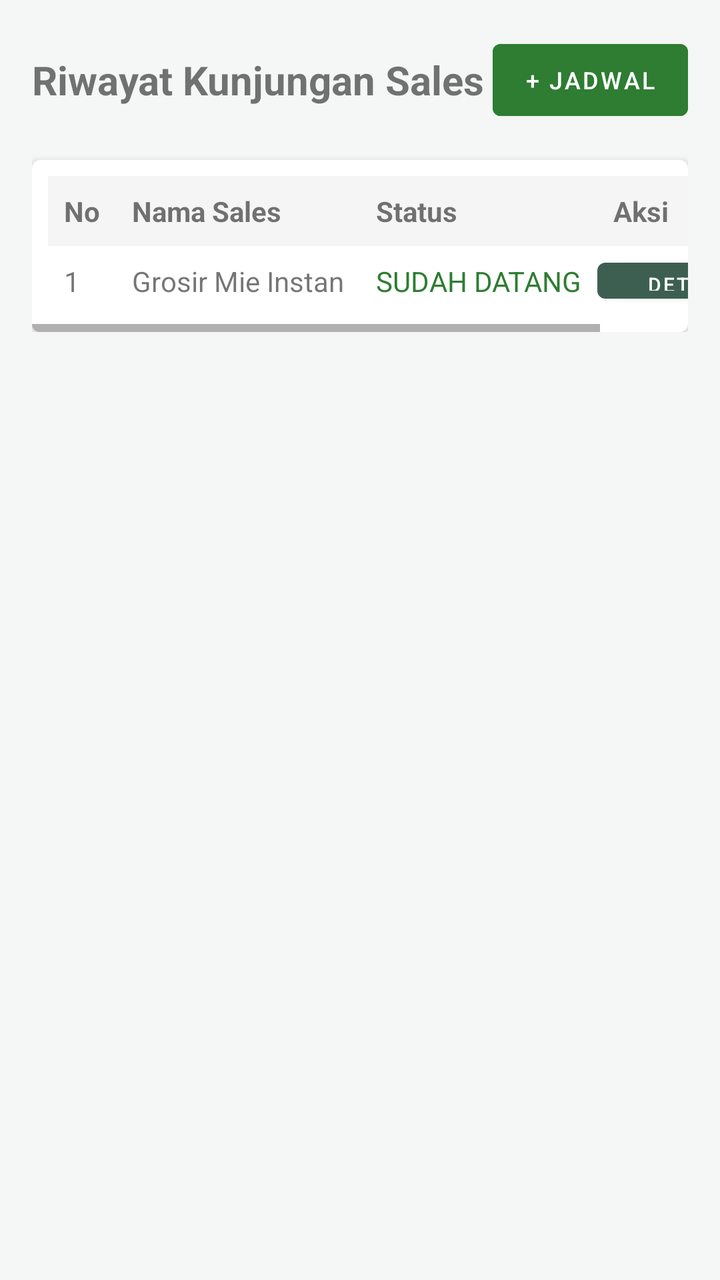
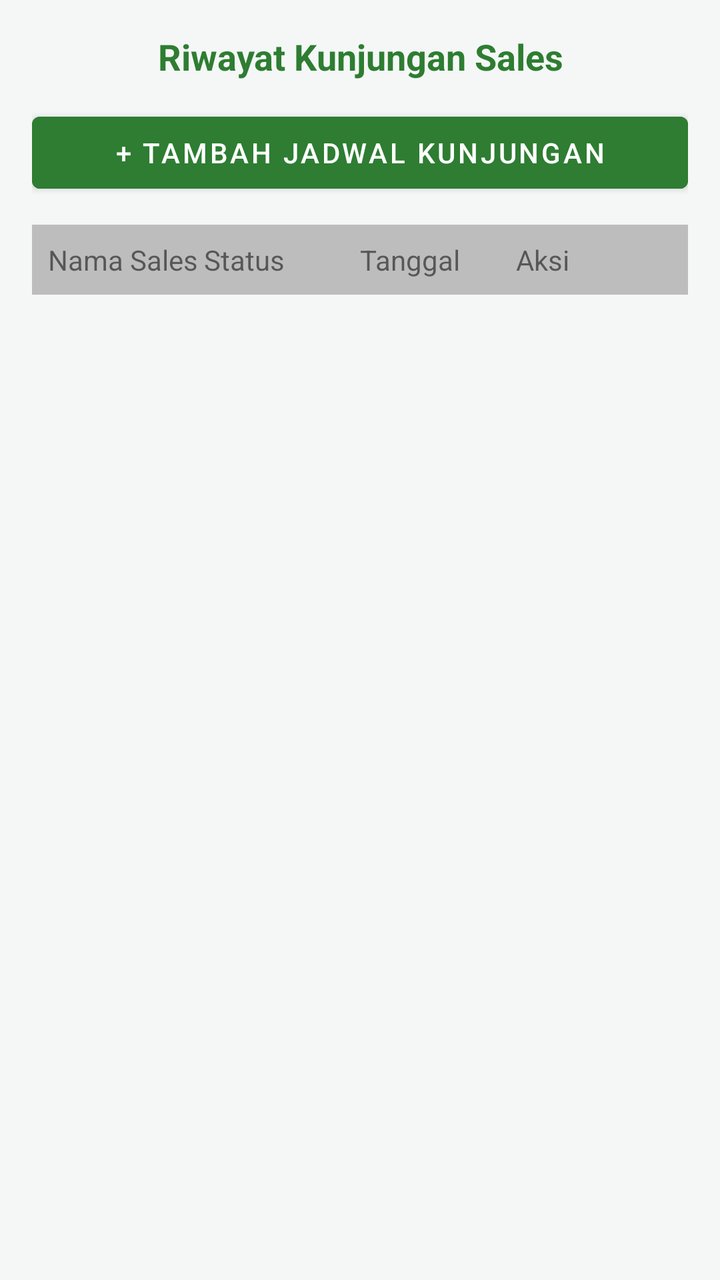

Two renders of the same Android screen: before a commit and after it. Below are the layout's source before the change and the commit's diff.
<!-- AndroidManifest.xml: application theme Theme.SIPTA -->
<!-- res/layout/activity_fragment_riwayat_sales_owner.xml -->
<ScrollView xmlns:android="http://schemas.android.com/apk/res/android"
    xmlns:app="http://schemas.android.com/apk/res-auto"
    android:layout_width="match_parent"
    android:layout_height="match_parent"
    android:background="#F4F7F6">

    <LinearLayout
        android:id="@+id/containerRiwayat"
        android:orientation="vertical"
        android:padding="16dp"
        android:layout_width="match_parent"
        android:layout_height="wrap_content">

        <RelativeLayout
            android:layout_width="match_parent"
            android:layout_height="wrap_content"
            android:layout_marginBottom="16dp">

            <TextView
                android:layout_width="wrap_content"
                android:layout_height="wrap_content"
                android:text="Riwayat Kunjungan Sales"
                android:textSize="20sp"
                android:textStyle="bold"
                android:layout_alignParentStart="true"
                android:layout_centerVertical="true"/>

            <Button
                android:id="@+id/btnTambahJadwal"
                android:layout_width="wrap_content"
                android:layout_height="wrap_content"
                android:text="+ Jadwal"
                android:textSize="12sp"
                android:backgroundTint="#2E7D32"
                android:layout_alignParentEnd="true"/>
        </RelativeLayout>

        <androidx.cardview.widget.CardView
            android:layout_width="match_parent"
            android:layout_height="wrap_content"
            app:cardCornerRadius="4dp">

            <HorizontalScrollView
                android:layout_width="match_parent"
                android:layout_height="wrap_content">

                <TableLayout
                    android:layout_width="wrap_content"
                    android:layout_height="wrap_content"
                    android:padding="8dp">
                    <TableRow android:background="#F5F5F5">
                        <TextView android:text="No" android:padding="8dp" android:textStyle="bold"/>
                        <TextView android:text="Nama Sales" android:padding="8dp" android:textStyle="bold"/>
                        <TextView android:text="Status" android:padding="8dp" android:textStyle="bold"/>
                        <TextView android:text="Aksi" android:padding="8dp" android:textStyle="bold"/>
                    </TableRow>
                    <TableRow>
                        <TextView android:text="1" android:padding="8dp"/>
                        <TextView android:text="Grosir Mie Instan" android:padding="8dp"/>
                        <TextView android:text="SUDAH DATANG" android:textColor="#2E7D32" android:padding="8dp"/>
                        <Button android:layout_width="wrap_content" android:layout_height="30dp" android:text="Detail" android:textSize="10sp"/>
                    </TableRow>
                </TableLayout>
            </HorizontalScrollView>
        </androidx.cardview.widget.CardView>

    </LinearLayout>
</ScrollView>
<!-- resources referenced by this layout -->
<resources>
  <style name="Theme.SIPTA" parent="Theme.MaterialComponents.DayNight.DarkActionBar">
          <item name="colorPrimary">@color/sipta_green_dark</item>
  
          <item name="colorPrimaryVariant">@color/sipta_green_dark</item>
          <item name="colorOnPrimary">@color/white</item>
  
          <item name="colorSecondary">@color/sipta_green_light</item>
          <item name="colorSecondaryVariant">@color/sipta_green_dark</item>
          <item name="colorOnSecondary">@color/black</item>
  
          <item name="android:statusBarColor">?attr/colorPrimaryVariant</item>
      </style>
  <color name="sipta_green_dark">#3D5F52</color>
  <color name="white">#FFFFFFFF</color>
  <color name="sipta_green_light">#507A69</color>
  <color name="black">#FF000000</color>
</resources>

<!-- the commit's change to res/layout/activity_fragment_riwayat_sales_owner.xml (unified diff, before → after) -->
@@ -1,68 +1,68 @@
+<?xml version="1.0" encoding="utf-8"?>
 <ScrollView xmlns:android="http://schemas.android.com/apk/res/android"
-    xmlns:app="http://schemas.android.com/apk/res-auto"
     android:layout_width="match_parent"
     android:layout_height="match_parent"
     android:background="#F4F7F6">
 
     <LinearLayout
-        android:id="@+id/containerRiwayat"
         android:orientation="vertical"
         android:padding="16dp"
         android:layout_width="match_parent"
         android:layout_height="wrap_content">
 
-        <RelativeLayout
+        <TextView
             android:layout_width="match_parent"
             android:layout_height="wrap_content"
-            android:layout_marginBottom="16dp">
+            android:text="Riwayat Kunjungan Sales"
+            android:textColor="#2E7D32"
+            android:textStyle="bold"
+            android:textSize="18sp"
+            android:gravity="center"
+            android:layout_marginBottom="12dp"/>
+
+        <Button
+            android:id="@+id/btnTambah"
+            android:text="+ Tambah Jadwal Kunjungan"
+            android:layout_width="match_parent"
+            android:layout_height="wrap_content"
+            android:backgroundTint="#2E7D32"
+            android:textColor="#FFFFFF"
+            android:layout_marginBottom="12dp"/>
+
+        <LinearLayout
+            android:layout_width="match_parent"
+            android:layout_height="wrap_content"
+            android:orientation="horizontal"
+            android:background="#BDBDBD"
+            android:padding="8dp">
 
             <TextView
-                android:layout_width="wrap_content"
+                android:layout_width="match_parent"
                 android:layout_height="wrap_content"
-                android:text="Riwayat Kunjungan Sales"
-                android:textSize="20sp"
-                android:textStyle="bold"
-                android:layout_alignParentStart="true"
-                android:layout_centerVertical="true"/>
+                android:layout_weight="1"
+                android:text="Nama Sales"/>
+            <TextView
+                android:layout_width="match_parent"
+                android:layout_height="wrap_content"
+                android:layout_weight="1"
+                android:text="Status"/>
+            <TextView
+                android:layout_width="match_parent"
+                android:layout_height="wrap_content"
+                android:layout_weight="1"
+                android:text="Tanggal"/>
+            <TextView
+                android:layout_width="match_parent"
+                android:layout_height="wrap_content"
+                android:layout_weight="1"
+                android:text="Aksi"/>
+        </LinearLayout>
 
-            <Button
-                android:id="@+id/btnTambahJadwal"
-                android:layout_width="wrap_content"
-                android:layout_height="wrap_content"
-                android:text="+ Jadwal"
-                android:textSize="12sp"
-                android:backgroundTint="#2E7D32"
-                android:layout_alignParentEnd="true"/>
-        </RelativeLayout>
-
-        <androidx.cardview.widget.CardView
+        <LinearLayout
+            android:id="@+id/containerRiwayat"
+            android:orientation="vertical"
             android:layout_width="match_parent"
-            android:layout_height="wrap_content"
-            app:cardCornerRadius="4dp">
-
-            <HorizontalScrollView
-                android:layout_width="match_parent"
-                android:layout_height="wrap_content">
-
-                <TableLayout
-                    android:layout_width="wrap_content"
-                    android:layout_height="wrap_content"
-                    android:padding="8dp">
-                    <TableRow android:background="#F5F5F5">
-                        <TextView android:text="No" android:padding="8dp" android:textStyle="bold"/>
-                        <TextView android:text="Nama Sales" android:padding="8dp" android:textStyle="bold"/>
-                        <TextView android:text="Status" android:padding="8dp" android:textStyle="bold"/>
-                        <TextView android:text="Aksi" android:padding="8dp" android:textStyle="bold"/>
-                    </TableRow>
-                    <TableRow>
-                        <TextView android:text="1" android:padding="8dp"/>
-                        <TextView android:text="Grosir Mie Instan" android:padding="8dp"/>
-                        <TextView android:text="SUDAH DATANG" android:textColor="#2E7D32" android:padding="8dp"/>
-                        <Button android:layout_width="wrap_content" android:layout_height="30dp" android:text="Detail" android:textSize="10sp"/>
-                    </TableRow>
-                </TableLayout>
-            </HorizontalScrollView>
-        </androidx.cardview.widget.CardView>
+            android:layout_height="wrap_content"/>
 
     </LinearLayout>
 </ScrollView>
